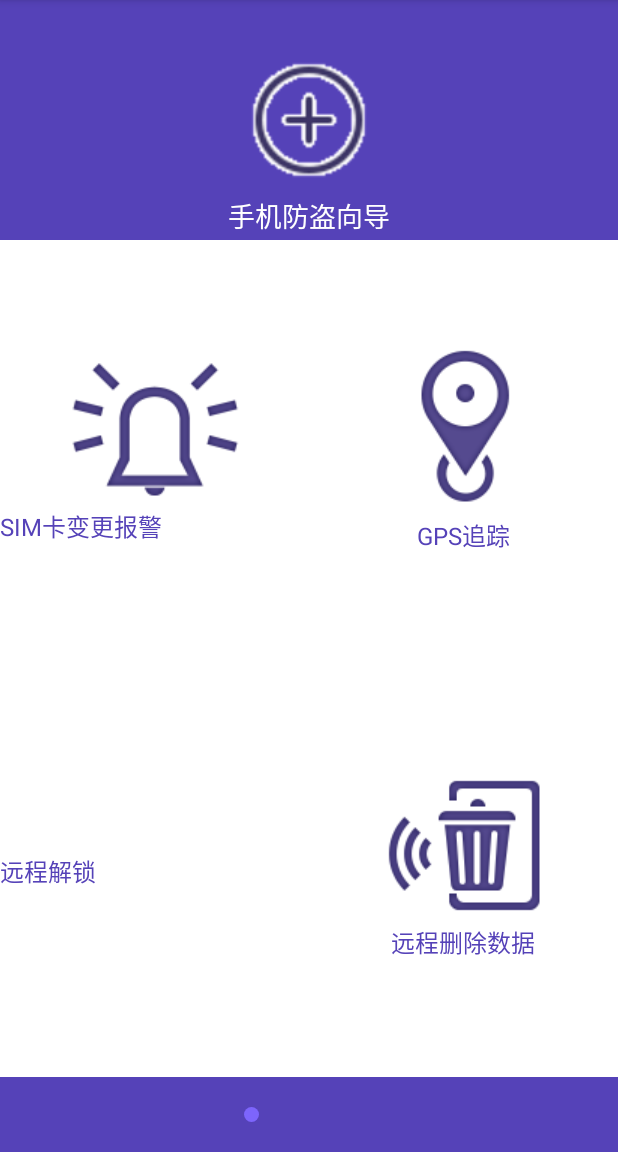
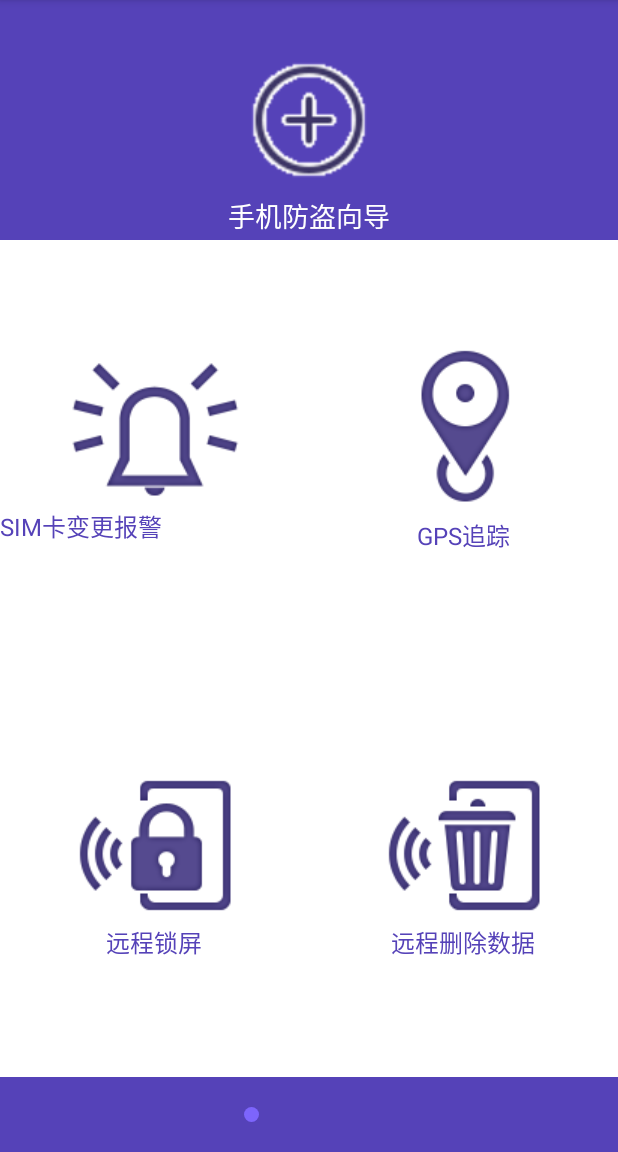
Before and after one commit to lbwnb/MobileGuard, an Android app: the Setup1Activity screen opened directly, with no data from a screen before it, on a phone screen of 412 x 824 dp, the part 84-1236 px from its top. Run offline under Robolectric (Android 15) with nearby library versions, the light colour scheme and no system bars.

Commit message:
检查完代码，无错！

```diff
--- a/app/src/main/java/cn/edu/gdmec/android/mobileguard/m1home/HomeActivity.java
+++ b/app/src/main/java/cn/edu/gdmec/android/mobileguard/m1home/HomeActivity.java
@@ -122,11 +122,12 @@ private void showInterPswdDialog(){
             }else if (password.equals(MD5Utils.encode(mInPswdDialog.getPassword()))){
                 //进入防盗主界面
                 mInPswdDialog.dismiss();
+                startActivity(LostFindActivity.class);
                 Toast.makeText(HomeActivity.this,"可以进入手机防盗模块",Toast.LENGTH_LONG).show();
             }else{
                 //对话框消失，弹出土司
                 mInPswdDialog.dismiss();
-                startActivity(LostFindActivity.class);
+
                 Toast.makeText(HomeActivity.this,"密码有误，请重新输入！",Toast.LENGTH_LONG).show();
             }
         }
--- a/app/src/main/java/cn/edu/gdmec/android/mobileguard/m2theftguard/utils/BaseSetUpActivity.java
+++ b/app/src/main/java/cn/edu/gdmec/android/mobileguard/m2theftguard/utils/BaseSetUpActivity.java
@@ -18,8 +18,11 @@ import cn.edu.gdmec.android.mobileguard.R;
 
 public abstract class BaseSetUpActivity extends AppCompatActivity {
     public SharedPreferences sp;
+    //手势识别类
     private GestureDetector mGestureDetector;
+    //抽象方法 显示前一屏的activity
     public abstract void showNext();
+    //抽象方法 显示后一屏的activity
     public abstract void showPre();
 @Override
     public boolean onTouchEvent(MotionEvent event){
--- a/app/src/main/res/layout/activity_setup_1.xml
+++ b/app/src/main/res/layout/activity_setup_1.xml
@@ -79,9 +79,9 @@
                 android:layout_width="0dp"
                 android:layout_weight="1"
                 android:drawablePadding="5dp"
-                android:drawableTop="@drawable/lock_screen_icon_small"
-                android:gravity="center_vertical"
-                android:text="远程解锁"
+                android:drawableTop="@drawable/lock_screen_icon"
+                android:gravity="center"
+                android:text="远程锁屏"
                 android:textColor="@color/purple"/>
             <TextView
                 style="@style/textview16sp"
--- a/app/src/main/res/layout/activity_setup_2.xml
+++ b/app/src/main/res/layout/activity_setup_2.xml
@@ -70,7 +70,7 @@
                 android:id="@+id/btn_bind_sim"
                 android:layout_width="180dp"
                 android:layout_height="45dp"
-                android:layout_gravity="center_vertical"
+                android:layout_gravity="center_horizontal"
                 android:layout_marginBottom="20dp"
                 android:background="@drawable/sim_bind_selector"
                 android:gravity="center"/>
@@ -83,7 +83,7 @@
         android:layout_weight="10"
         android:background="@color/purple"
         android:gravity="center">
-
+<include layout="@layout/setup_radiogroup"/>
     </LinearLayout>
 
 </LinearLayout>
```
Also changed, not shown: app/src/main/res/drawable/lock_screen_icon.png (added).
